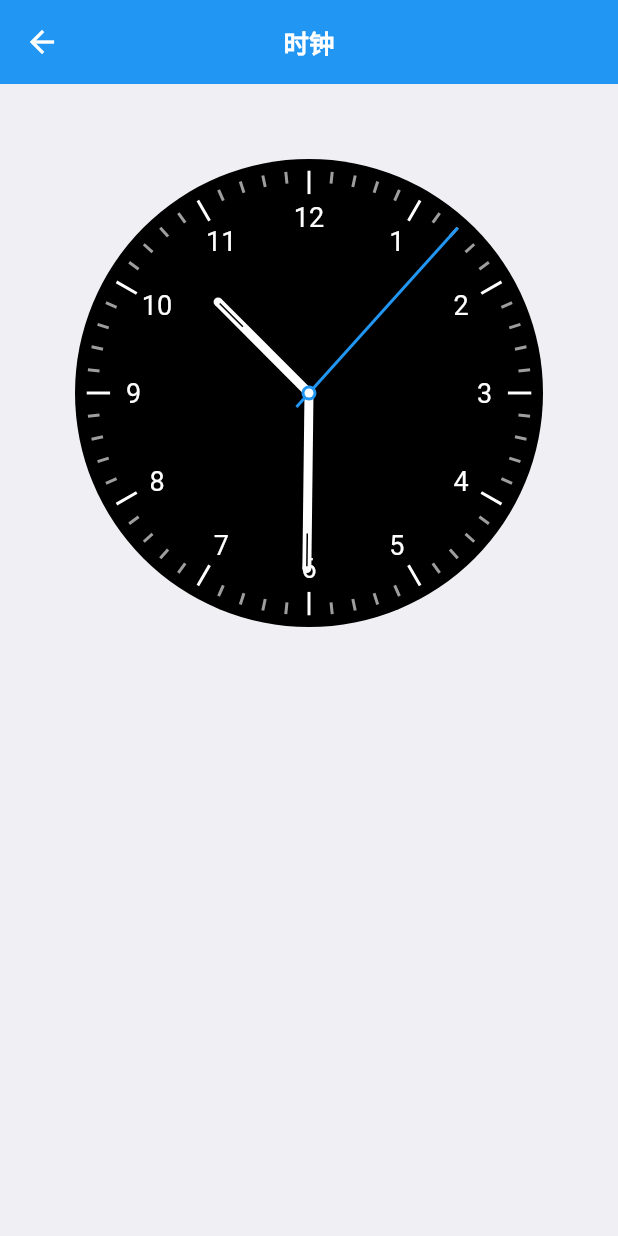
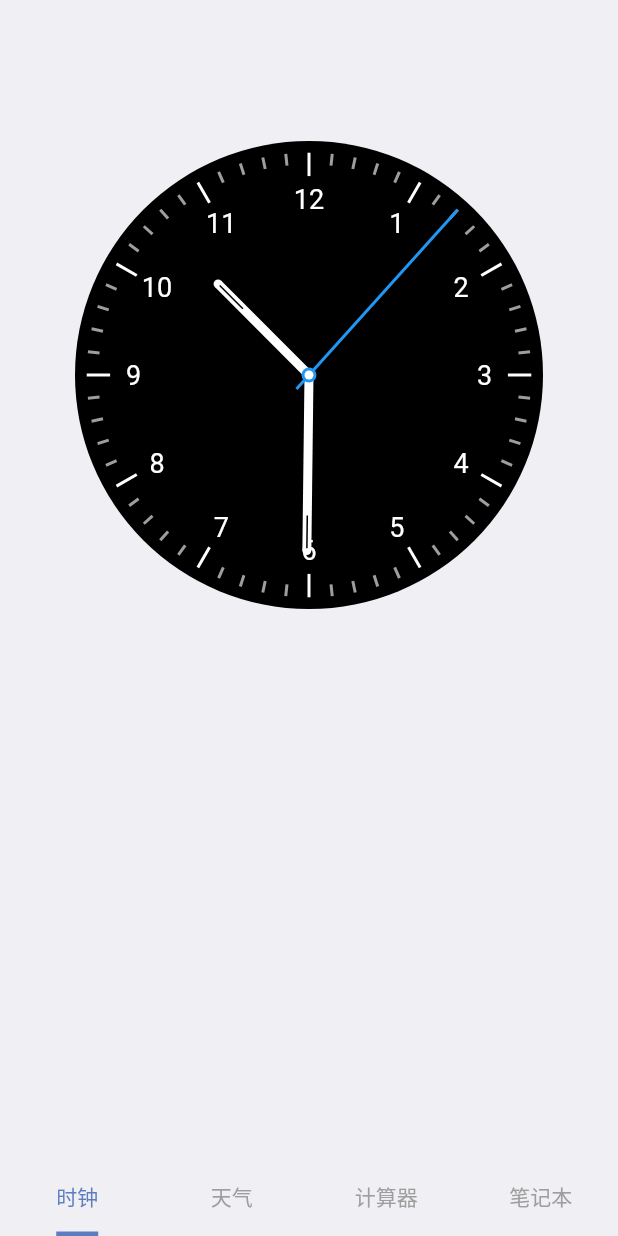
Before and after one commit to pandavickey/beauty_flutter, a Flutter app: the screen it shows after launch, on a phone screen of 412 x 824 dp. Run offline on Flutter 3.47's test engine with Material 2 defaults, Android fonts, the phone set to English and light mode, and no system bars.

Commit message:
首页搭建

```diff
--- a/lib/main.dart
+++ b/lib/main.dart
@@ -1,4 +1,4 @@
-import 'package:beauty_flutter/page/watch_page.dart';
+import 'package:beauty_flutter/page/home_page.dart';
 import 'package:flutter/material.dart';
 
 void main() => runApp(MyApp());
@@ -11,7 +11,7 @@ class MyApp extends StatelessWidget {
       theme: ThemeData(
         primarySwatch: Colors.blue,
       ),
-      home: WatchPageWidget(),
+      home: HomePageWidget(),
     );
   }
 }
--- a/lib/page/home_page.dart
+++ b/lib/page/home_page.dart
@@ -1,6 +1,11 @@
+import 'package:beauty_flutter/page/watch_page.dart';
+import 'package:beauty_flutter/page/weather_page.dart';
+import 'package:beauty_flutter/utils/ThemesUtils.dart';
+import 'package:flutter/material.dart';
 import 'package:flutter/widgets.dart';
 
-import 'base_page.dart';
+import 'calculator_page.dart';
+import 'diary_page.dart';
 
 class HomePageWidget extends StatefulWidget {
   @override
@@ -10,10 +15,60 @@ class HomePageWidget extends StatefulWidget {
 class _HomePageState extends State<HomePageWidget> {
   @override
   Widget build(BuildContext context) {
-    return new BasePageWidget(
-      title: "home",
-      content: new Container(),
-      context: context,
+    return new Scaffold(
+      backgroundColor: ColorUtils.BACKGROUND,
+      body: DefaultTabController(
+        length: 4,
+        initialIndex: 0,
+        child: new Column(
+          crossAxisAlignment: CrossAxisAlignment.center,
+          children: <Widget>[
+            new Expanded(
+              child: TabBarView(
+                children: [
+                  new WatchPageWidget(),
+                  new WeatherPageWidget(),
+                  new CalculatorPageWidget(),
+                  new DiaryPageWidget(),
+                ],
+              ),
+            ),
+            new _BottomIndicatorWidget(),
+          ],
+        ),
+      ),
     );
   }
 }
+
+class _BottomIndicatorWidget extends StatefulWidget {
+  @override
+  State<StatefulWidget> createState() => new _BottomIndicatorState();
+}
+
+class _BottomIndicatorState extends State<_BottomIndicatorWidget> {
+  @override
+  Widget build(BuildContext context) {
+    return new TabBar(
+      indicatorColor: ColorUtils.THEME,
+      indicatorSize: TabBarIndicatorSize.label,
+      labelColor: ColorUtils.THEME,
+      unselectedLabelColor: ColorUtils.GREY_9E9,
+      indicatorWeight: 3.0,
+      tabs: [
+        Tab(
+          text: "时钟",
+        ),
+        Tab(
+          text: "天气",
+        ),
+        Tab(
+          text: "计算器",
+        ),
+        Tab(
+          text: "笔记本",
+        ),
+      ],
+    );
+  }
+}
--- a/lib/page/watch_page.dart
+++ b/lib/page/watch_page.dart
@@ -1,7 +1,7 @@
+import 'package:beauty_flutter/utils/ThemesUtils.dart';
 import 'package:beauty_flutter/widget/watch_widget.dart';
+import 'package:flutter/material.dart';
 import 'package:flutter/widgets.dart';
-
-import 'base_page.dart';
 
 class WatchPageWidget extends StatefulWidget {
   @override
@@ -11,10 +11,13 @@ class WatchPageWidget extends StatefulWidget {
 class _WatchPageState extends State<WatchPageWidget> {
   @override
   Widget build(BuildContext context) {
-    return new BasePageWidget(
-      title: '时钟',
-      content: new Container(width: double.infinity, height: 500, child: new WatchWidget(),),
-      context: context,
+    return new Scaffold(
+      backgroundColor: ColorUtils.BACKGROUND,
+      body: new Container(
+        width: double.infinity,
+        height: 500,
+        child: new WatchWidget(),
+      ),
     );
   }
 }
--- a/lib/widget/watch_widget.dart
+++ b/lib/widget/watch_widget.dart
@@ -10,15 +10,22 @@ class WatchWidget extends StatefulWidget {
 
 class _WatchWidgetState extends State<WatchWidget> {
   DateTime _time = DateTime.now();
+  Timer _timer;
 
   @override
   void initState() {
     super.initState();
-    Timer.periodic(Duration(seconds: 1), (Timer t) {
+    _timer = Timer.periodic(Duration(seconds: 1), (Timer t) {
       setState(() {
         _time = DateTime.now();
       });
     });
+  }
+
+  @override
+  void dispose() {
+    _timer.cancel();
+    super.dispose();
   }
 
   @override
@@ -39,8 +46,9 @@ class _WatchPainter extends CustomPainter {
     final paint = Paint();
     paint.color = Colors.black;
     double width = size.width / 2;
+    double height = size.height / 2;
     double radius = width - 50;
-    var center = Offset(width, width);
+    var center = Offset(width, height);
     canvas.drawCircle(center, radius, paint);
 
     int second = _time.second;
```
Also changed, not shown: lib/page/calculator_page.dart (added, +18 -0 lines), lib/page/diary_page.dart (added, +18 -0 lines), lib/page/weather_page.dart (added, +18 -0 lines).
